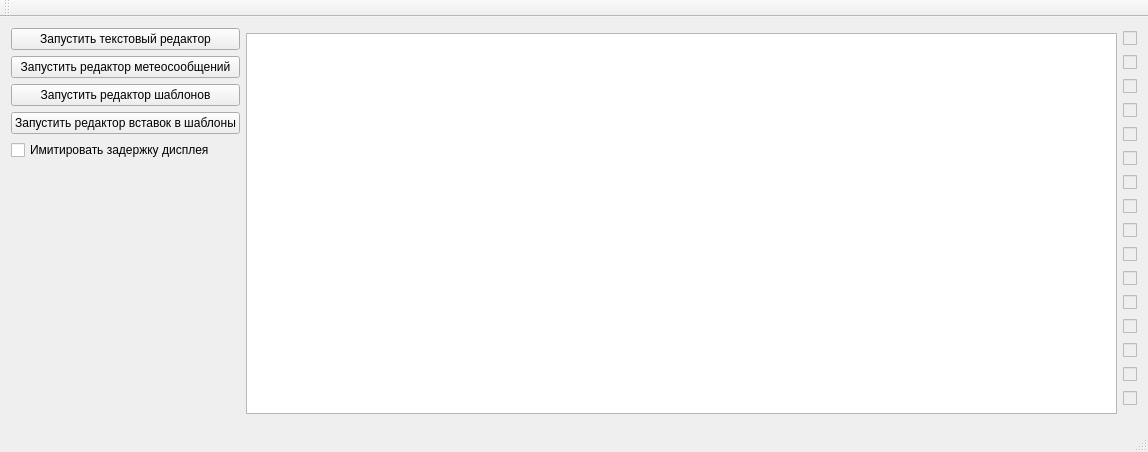
This is _Qt/project/mainwindow.ui in Teslatec/LPM_Editor as Qt 5 draws it before an edit. The edited form follows.
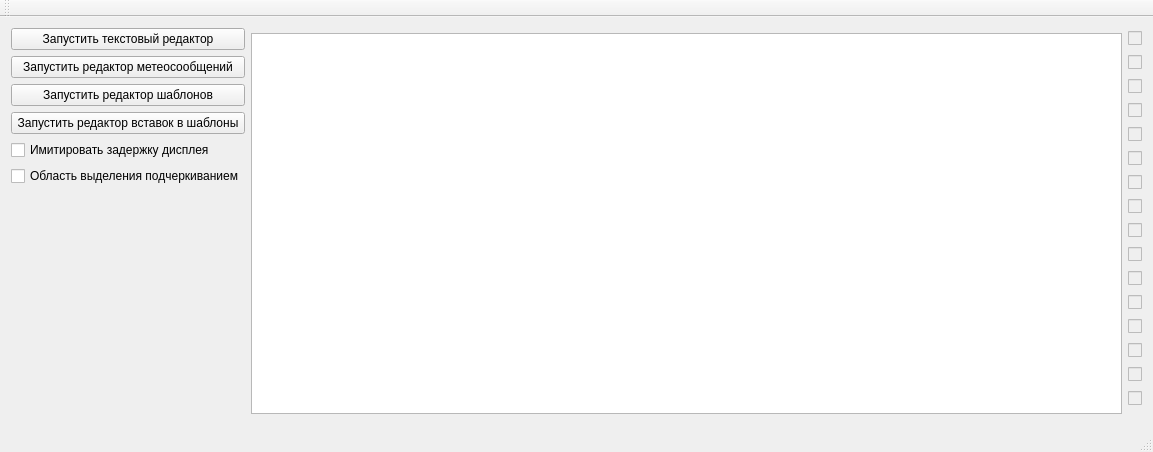
This is the edited form.

```diff
--- a/_Qt/project/mainwindow.ui
+++ b/_Qt/project/mainwindow.ui
@@ -73,6 +73,16 @@
         </property>
        </widget>
       </item>
+      <item>
+       <widget class="QCheckBox" name="ckbxSelectionAreaByUnderlying">
+        <property name="focusPolicy">
+         <enum>Qt::NoFocus</enum>
+        </property>
+        <property name="text">
+         <string>Область выделения подчеркиванием</string>
+        </property>
+       </widget>
+      </item>
       <item>
        <spacer name="verticalSpacer">
         <property name="orientation">
```
